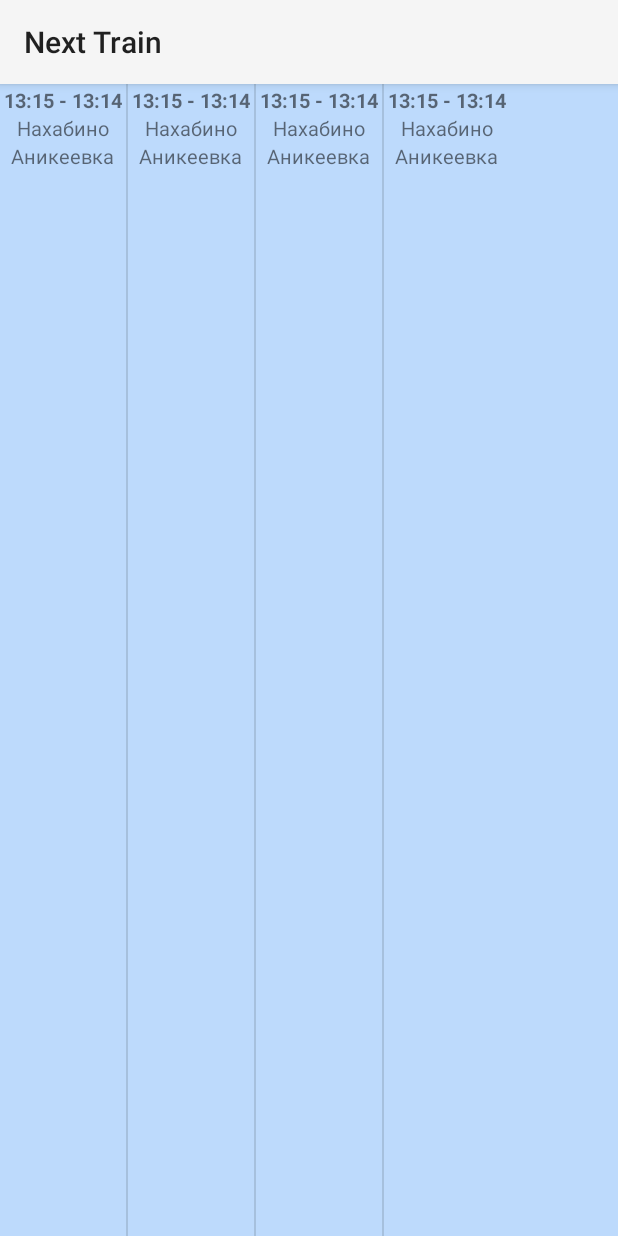
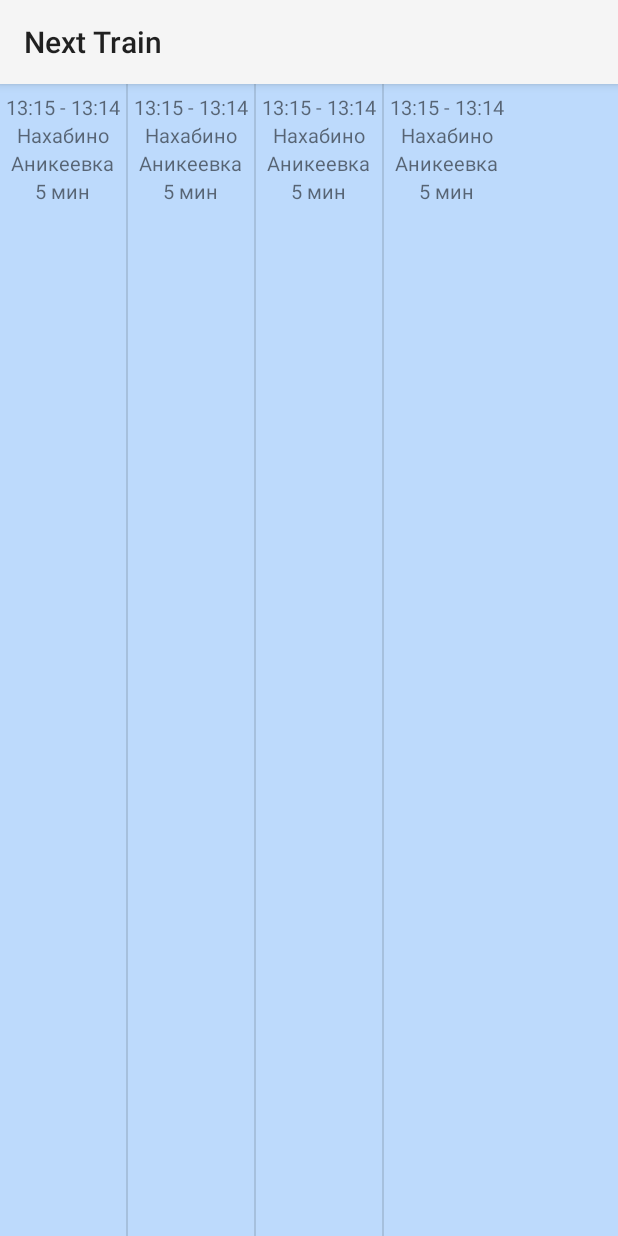
Before and after one commit to kest01/next-train, an Android app: the layout widget.xml on its own in the app's theme, with its tools: preview values and no code run, on a phone screen of 412 x 824 dp. Run offline under Robolectric (Android 15) with nearby library versions, the phone set to English and light mode, and no system bars.

Commit message:
added remain field

```diff
--- a/widget/src/main/java/ru/kest/nexttrain/PopUpActivity.java
+++ b/widget/src/main/java/ru/kest/nexttrain/PopUpActivity.java
@@ -9,12 +9,11 @@ import android.os.Bundle;
 import android.util.Log;
 import android.view.Menu;
 import android.view.MenuItem;
+import ru.kest.nexttrain.widget.Constants;
 import ru.kest.nexttrain.widget.R;
 import ru.kest.nexttrain.widget.TrainsWidget;
-import ru.kest.nexttrain.widget.util.Constants;
 
-import static ru.kest.nexttrain.widget.TrainsWidget.LOG_TAG;
-import static ru.kest.nexttrain.widget.util.Constants.*;
+import static ru.kest.nexttrain.widget.Constants.*;
 
 public class PopUpActivity extends Activity {
 
--- a/widget/src/main/java/ru/kest/nexttrain/widget/services/LocationClient.java
+++ b/widget/src/main/java/ru/kest/nexttrain/widget/services/LocationClient.java
@@ -7,9 +7,11 @@ import android.util.Log;
 import com.google.android.gms.common.ConnectionResult;
 import com.google.android.gms.common.api.GoogleApiClient;
 import com.google.android.gms.location.LocationServices;
+import ru.kest.nexttrain.widget.services.data.DataProvider;
+import ru.kest.nexttrain.widget.services.data.DataService;
 import ru.kest.nexttrain.widget.util.SchedulerUtil;
 
-import static ru.kest.nexttrain.widget.TrainsWidget.LOG_TAG;
+import static ru.kest.nexttrain.widget.Constants.LOG_TAG;
 
 /**
  * Created by KKharitonov on 06.01.2016.
--- a/widget/src/main/java/ru/kest/nexttrain/widget/services/TrainSheduleRequestTask.java
+++ b/widget/src/main/java/ru/kest/nexttrain/widget/services/TrainSheduleRequestTask.java
@@ -10,6 +10,8 @@ import lombok.Getter;
 import ru.kest.nexttrain.widget.convertors.YandexToDomainConverter;
 import ru.kest.nexttrain.widget.model.domain.TrainThread;
 import ru.kest.nexttrain.widget.model.yandex.ScheduleResponse;
+import ru.kest.nexttrain.widget.services.data.DataProvider;
+import ru.kest.nexttrain.widget.services.data.DataService;
 import ru.kest.nexttrain.widget.util.DateUtil;
 import ru.kest.nexttrain.widget.util.JsonUtil;
 import ru.kest.nexttrain.widget.util.SchedulerUtil;
@@ -25,8 +27,7 @@ import java.text.SimpleDateFormat;
 import java.util.Date;
 import java.util.List;
 import java.util.concurrent.atomic.AtomicBoolean;
-
-import static ru.kest.nexttrain.widget.TrainsWidget.LOG_TAG;
+import static ru.kest.nexttrain.widget.Constants.*;
 
 /**
  * Created by KKharitonov on 05.01.2016.
--- a/widget/src/main/java/ru/kest/nexttrain/widget/services/DataProvider.java
+++ b/widget/src/main/java/ru/kest/nexttrain/widget/services/data/DataProvider.java
@@ -1,4 +1,4 @@
-package ru.kest.nexttrain.widget.services;
+package ru.kest.nexttrain.widget.services.data;
 
 import android.location.Location;
 import ru.kest.nexttrain.widget.model.domain.NearestStation;
--- a/widget/src/main/java/ru/kest/nexttrain/widget/services/DataProviderImpl.java
+++ b/widget/src/main/java/ru/kest/nexttrain/widget/services/data/DataProviderImpl.java
@@ -1,4 +1,4 @@
-package ru.kest.nexttrain.widget.services;
+package ru.kest.nexttrain.widget.services.data;
 
 import android.content.Context;
 import android.location.Location;
--- a/widget/src/main/java/ru/kest/nexttrain/widget/services/DataService.java
+++ b/widget/src/main/java/ru/kest/nexttrain/widget/services/data/DataService.java
@@ -1,4 +1,4 @@
-package ru.kest.nexttrain.widget.services;
+package ru.kest.nexttrain.widget.services.data;
 
 import android.content.Context;
 
--- a/widget/src/main/java/ru/kest/nexttrain/widget/services/FieldDataStorage.java
+++ b/widget/src/main/java/ru/kest/nexttrain/widget/services/data/FieldDataStorage.java
@@ -1,4 +1,4 @@
-package ru.kest.nexttrain.widget.services;
+package ru.kest.nexttrain.widget.services.data;
 
 import android.location.Location;
 import lombok.AccessLevel;
--- a/widget/src/main/java/ru/kest/nexttrain/widget/util/PreferencesUtil.java
+++ b/widget/src/main/java/ru/kest/nexttrain/widget/util/PreferencesUtil.java
@@ -5,11 +5,12 @@ import android.content.SharedPreferences;
 import android.location.Location;
 import android.util.Log;
 import ru.kest.nexttrain.widget.model.domain.TrainThread;
-import ru.kest.nexttrain.widget.services.FieldDataStorage;
+import ru.kest.nexttrain.widget.services.data.FieldDataStorage;
 
 import java.util.List;
 
-import static ru.kest.nexttrain.widget.TrainsWidget.LOG_TAG;
+import static ru.kest.nexttrain.widget.Constants.LOG_TAG;
+
 
 /**
  * Created by KKharitonov on 14.02.2016.
--- a/widget/src/main/java/ru/kest/nexttrain/widget/util/SchedulerUtil.java
+++ b/widget/src/main/java/ru/kest/nexttrain/widget/util/SchedulerUtil.java
@@ -9,7 +9,7 @@ import ru.kest.nexttrain.widget.TrainsWidget;
 import java.util.Calendar;
 import java.util.Date;
 
-import static ru.kest.nexttrain.widget.util.Constants.*;
+import static ru.kest.nexttrain.widget.Constants.*;
 
 /**
  * Created by KKharitonov on 06.01.2016.
--- a/widget/src/main/res/layout/widget.xml
+++ b/widget/src/main/res/layout/widget.xml
@@ -12,12 +12,13 @@
             android:layout_width="81dp"
             android:layout_height="match_parent"
             android:id="@+id/ll0"
-            android:layout_margin="1dp">
+            android:layout_marginLeft="1dp" android:layout_marginTop="6dp"
+            android:layout_marginRight="1dp" android:layout_marginBottom="1dp">
         <TextView
                 android:layout_width="wrap_content"
                 android:layout_height="wrap_content"
                 android:text="13:15 - 13:14"
-                android:id="@+id/time0" android:textSize="6pt" android:textStyle="bold"
+                android:id="@+id/time0" android:textSize="6pt"
                 android:layout_gravity="center_horizontal"/>
         <TextView
                 android:layout_width="wrap_content"
@@ -29,18 +30,25 @@
                 android:layout_height="wrap_content"
                 android:text="Аникеевка"
                 android:id="@+id/to0" android:textSize="6pt" android:layout_gravity="center_horizontal"/>
+        <TextView
+                android:layout_width="wrap_content"
+                android:layout_height="wrap_content"
+                android:text="5 мин"
+                android:id="@+id/remain0" android:textSize="6pt"
+                android:layout_gravity="center_horizontal"/>
     </LinearLayout>
     <LinearLayout
             android:orientation="vertical"
             android:layout_width="81dp"
             android:layout_height="match_parent"
             android:id="@+id/ll1"
-            android:layout_margin="1dp">
-        <TextView
+            android:layout_marginLeft="1dp" android:layout_marginTop="6dp"
+            android:layout_marginRight="1dp" android:layout_marginBottom="1dp">
+    <TextView
                 android:layout_width="wrap_content"
                 android:layout_height="wrap_content"
                 android:text="13:15 - 13:14"
-                android:id="@+id/time1" android:textSize="6pt" android:textStyle="bold"
+                android:id="@+id/time1" android:textSize="6pt"
                 android:layout_gravity="center_horizontal"/>
         <TextView
                 android:layout_width="wrap_content"
@@ -52,19 +60,26 @@
                 android:layout_height="wrap_content"
                 android:text="Аникеевка"
                 android:id="@+id/to1" android:textSize="6pt" android:layout_gravity="center_horizontal"/>
+        <TextView
+                android:layout_width="wrap_content"
+                android:layout_height="wrap_content"
+                android:text="5 мин"
+                android:id="@+id/remain1" android:textSize="6pt"
+                android:layout_gravity="center_horizontal"/>
     </LinearLayout>
     <LinearLayout
             android:orientation="vertical"
             android:layout_width="81dp"
             android:layout_height="match_parent"
             android:id="@+id/ll2"
-            android:layout_margin="1dp">
+            android:layout_marginLeft="1dp" android:layout_marginTop="6dp"
+            android:layout_marginRight="1dp" android:layout_marginBottom="1dp">
         <TextView
                 android:layout_width="wrap_content"
                 android:layout_height="wrap_content"
                 android:text="13:15 - 13:14"
                 android:id="@+id/time2" android:textSize="6pt" android:layout_gravity="center_horizontal"
-                android:textStyle="bold"/>
+                />
         <TextView
                 android:layout_width="wrap_content"
                 android:layout_height="wrap_content"
@@ -75,19 +90,27 @@
                 android:layout_height="wrap_content"
                 android:text="Аникеевка"
                 android:id="@+id/to2" android:textSize="6pt" android:layout_gravity="center_horizontal"/>
+        <TextView
+                android:layout_width="wrap_content"
+                android:layout_height="wrap_content"
+                android:text="5 мин"
+                android:id="@+id/remain2" android:textSize="6pt"
+                android:layout_gravity="center_horizontal"/>
     </LinearLayout>
     <LinearLayout
             android:orientation="vertical"
             android:layout_width="81dp"
             android:layout_height="match_parent"
             android:id="@+id/ll3"
-            android:layout_margin="1dp">
+            android:layout_marginLeft="1dp" android:layout_marginTop="6dp"
+            android:layout_marginRight="1dp" android:layout_marginBottom="1dp"
+    >
         <TextView
                 android:layout_width="wrap_content"
                 android:layout_height="wrap_content"
                 android:text="13:15 - 13:14"
                 android:id="@+id/time3" android:textSize="6pt" android:layout_gravity="center_horizontal"
-                android:textStyle="bold"/>
+                />
         <TextView
                 android:layout_width="wrap_content"
                 android:layout_height="wrap_content"
@@ -98,5 +121,11 @@
                 android:layout_height="wrap_content"
                 android:text="Аникеевка"
                 android:id="@+id/to3" android:textSize="6pt" android:layout_gravity="center_horizontal"/>
+        <TextView
+                android:layout_width="wrap_content"
+                android:layout_height="wrap_content"
+                android:text="5 мин"
+                android:id="@+id/remain3" android:textSize="6pt"
+                android:layout_gravity="center_horizontal"/>
     </LinearLayout>
 </LinearLayout>
```
Also changed, not shown: widget/src/main/java/ru/kest/nexttrain/widget/Constants.java (added, +52 -0 lines), widget/src/main/java/ru/kest/nexttrain/widget/TrainsWidget.java (+7 -4 lines), widget/src/main/java/ru/kest/nexttrain/widget/services/data/TimeLimits.java (added, +53 -0 lines), widget/src/main/java/ru/kest/nexttrain/widget/ui/UIUpdater.java (added, +101 -0 lines), widget/src/main/java/ru/kest/nexttrain/widget/ui/WidgetUtil.java (renamed from widget/src/main/java/ru/kest/nexttrain/widget/WidgetUpdater.java, +11 -41 lines), widget/src/main/java/ru/kest/nexttrain/widget/util/Constants.java (deleted, +0 -24 lines), widget/src/main/java/ru/kest/nexttrain/widget/util/JsonUtil.java (+5 -4 lines), widget/src/main/java/ru/kest/nexttrain/widget/util/NotificationUtil.java (+4 -10 lines).
